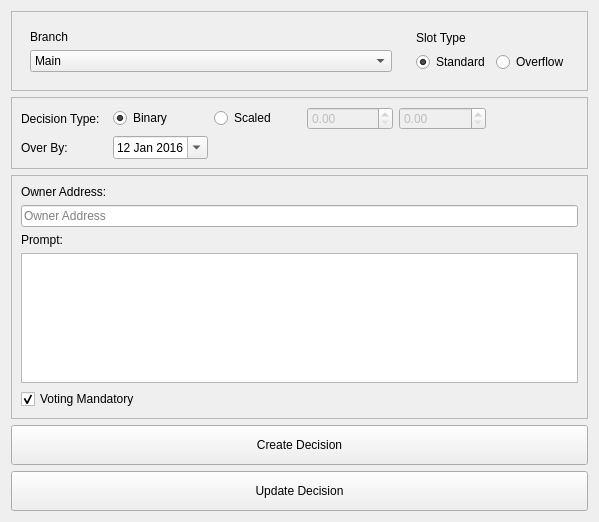
Before: the Qt Designer form src/qt/forms/decisioncreationwidget.ui in bitjson/hivemind, drawn with Qt 5.
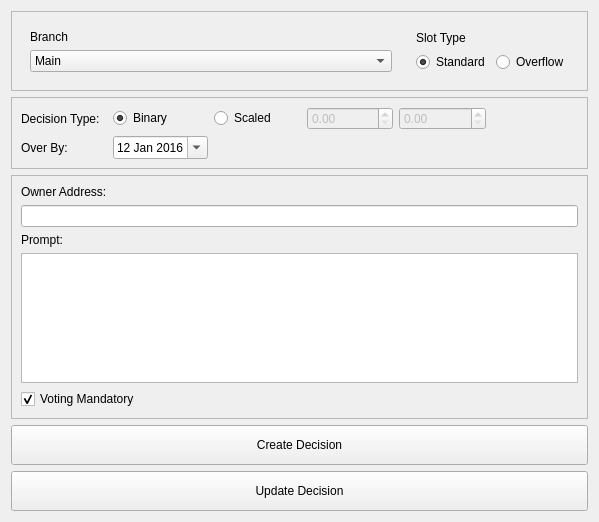
After: the same form once the commit is applied.

Commit message: Remove placeholder text element for gitian building.

```diff
--- a/src/qt/forms/decisioncreationwidget.ui
+++ b/src/qt/forms/decisioncreationwidget.ui
@@ -211,9 +211,6 @@
       </item>
       <item>
        <widget class="QLineEdit" name="lineEditOwnerAddr">
-        <property name="placeholderText">
-         <string>Owner Address</string>
-        </property>
        </widget>
       </item>
       <item>
```
